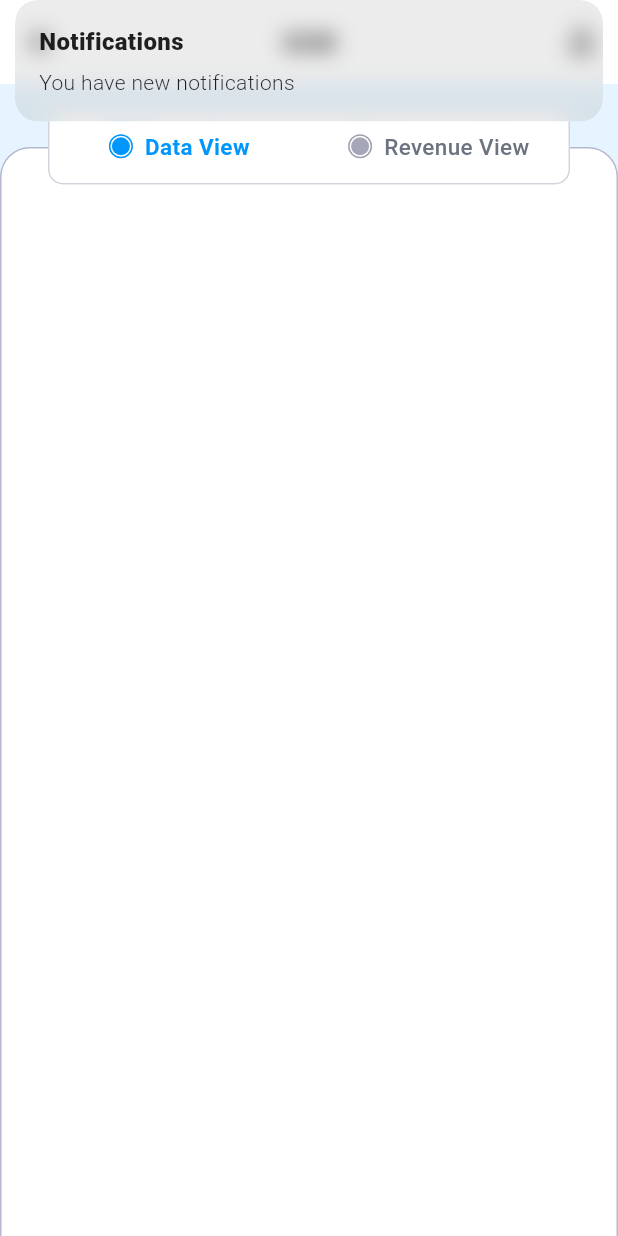
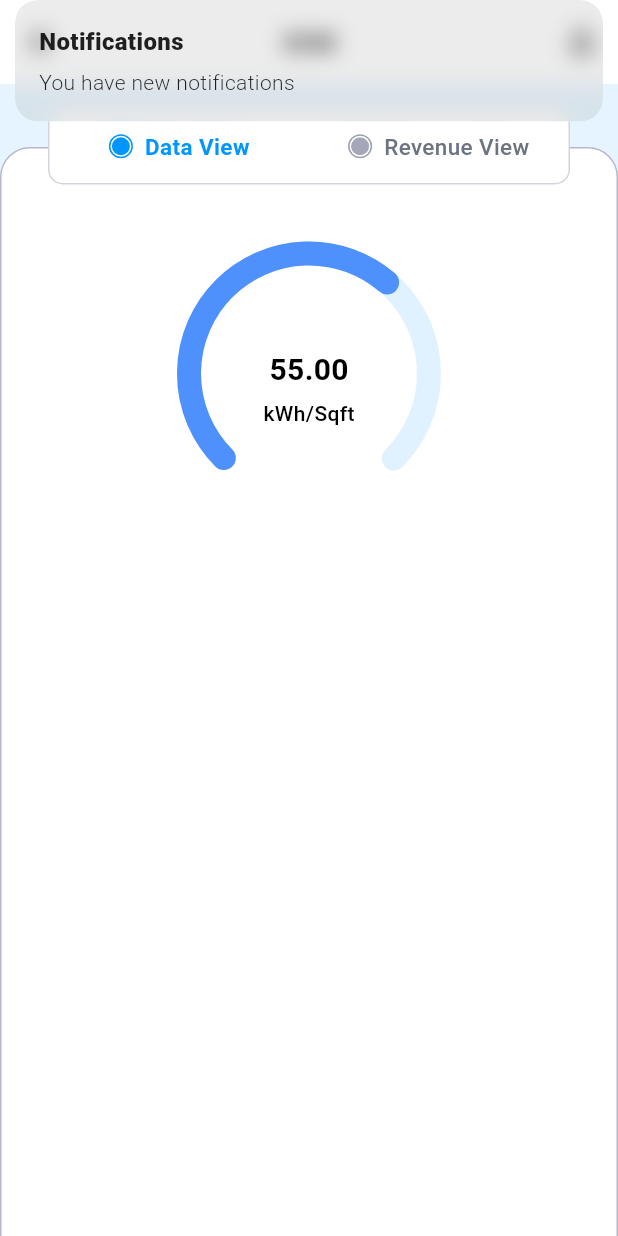
Before and after one commit to Md-Sakibul-Hasan/task_app, a Flutter app: the DataDetailView screen opened directly, after a tap on the "notifications" icon, on a phone screen of 412 x 824 dp. Run offline on Flutter 3.47's test engine with Material 3 defaults, Android fonts, the phone set to English and light mode, and no system bars; our stand-ins replace flutter_svg, get.

Commit message:
create Circular Meter Widget

```diff
--- a/lib/views/data/data_detail_view.dart
+++ b/lib/views/data/data_detail_view.dart
@@ -3,6 +3,7 @@ import 'package:flutter/material.dart';
 import 'package:get/get.dart';
 
 import '../../controllers/data_detail_controller.dart';
+import '../../widgets/circular_meter_widget.dart';
 import '../../widgets/custom_app_bar.dart';
 
 class DataDetailView extends StatelessWidget {
@@ -196,7 +197,7 @@ class DataDetailView extends StatelessWidget {
       constraints: BoxConstraints(
         minHeight: MediaQuery.of(Get.context!).size.height,
       ),
-      padding: const EdgeInsets.fromLTRB(20, 50, 20, 20),
+      padding: const EdgeInsets.fromLTRB(20, 30, 20, 20),
       decoration: BoxDecoration(
         color: Colors.white,
         borderRadius: BorderRadius.circular(20),
@@ -204,6 +205,30 @@ class DataDetailView extends StatelessWidget {
           color: const Color(0xFFB6B8D0),
           width: 1,
         ),
+      ),
+      child: const Column(
+        crossAxisAlignment: CrossAxisAlignment.center,
+        children: [
+          // Circular Progress Meter
+          CircularMeterWidget(
+            progress: 0.65,
+            value: '55.00',
+            unit: 'kWh/Sqft',
+            width: 200,
+            height: 200,
+            backgroundColor: Color(0xFFE0F2FF),
+            progressColor: Color(0xFF4E91FD),
+            strokeWidth: 16,
+            valueFontSize: 20,
+            unitFontSize: 14,
+            valueColor: Colors.black,
+            unitColor: Colors.black,
+            valueFontWeight: FontWeight.bold,
+            unitFontWeight: FontWeight.w500,
+          ),
+          SizedBox(height: 30),
+          // Additional content can go here
+        ],
       ),
     );
   }
@@ -225,97 +250,4 @@ class DataDetailView extends StatelessWidget {
       ),
     );
   }
-
-  Widget _buildDataRow({
-    required String label,
-    required String value,
-    required Color color,
-  }) {
-    return Row(
-      mainAxisAlignment: MainAxisAlignment.spaceBetween,
-      children: [
-        Text(
-          label,
-          style: const TextStyle(
-            color: Colors.grey,
-            fontSize: 14,
-            fontWeight: FontWeight.w500,
-          ),
-        ),
-        Container(
-          padding: const EdgeInsets.symmetric(horizontal: 16, vertical: 8),
-          decoration: BoxDecoration(
-            color: color.withOpacity(0.1),
-            borderRadius: BorderRadius.circular(8),
-            border: Border.all(color: color.withOpacity(0.3), width: 1),
-          ),
-          child: Text(
-            value,
-            style: TextStyle(
-              color: color,
-              fontSize: 16,
-              fontWeight: FontWeight.w600,
-            ),
-          ),
-        ),
-      ],
-    );
-  }
-
-  Widget _buildRevenueCard({
-    required String title,
-    required String amount,
-    required IconData icon,
-    required Color color,
-  }) {
-    return Container(
-      padding: const EdgeInsets.all(16),
-      decoration: BoxDecoration(
-        color: color.withOpacity(0.1),
-        borderRadius: BorderRadius.circular(12),
-        border: Border.all(color: color.withOpacity(0.3), width: 1),
-      ),
-      child: Row(
-        children: [
-          Container(
-            padding: const EdgeInsets.all(12),
-            decoration: BoxDecoration(
-              color: color,
-              borderRadius: BorderRadius.circular(8),
-            ),
-            child: Icon(
-              icon,
-              color: Colors.white,
-              size: 24,
-            ),
-          ),
-          const SizedBox(width: 16),
-          Expanded(
-            child: Column(
-              crossAxisAlignment: CrossAxisAlignment.start,
-              children: [
-                Text(
-                  title,
-                  style: const TextStyle(
-                    color: Colors.grey,
-                    fontSize: 13,
-                    fontWeight: FontWeight.w500,
-                  ),
-                ),
-                const SizedBox(height: 4),
-                Text(
-                  amount,
-                  style: TextStyle(
-                    color: color,
-                    fontSize: 20,
-                    fontWeight: FontWeight.bold,
-                  ),
-                ),
-              ],
-            ),
-          ),
-        ],
-      ),
-    );
-  }
 }
--- /dev/null
+++ b/lib/widgets/circular_meter_widget.dart
@@ -0,0 +1,80 @@
+import 'package:flutter/material.dart';
+import 'semi_circle_meter_painter.dart';
+
+class CircularMeterWidget extends StatelessWidget {
+  final double progress;
+  final String value;
+  final String unit;
+  final Color backgroundColor;
+  final Color progressColor;
+  final double width;
+  final double height;
+  final double strokeWidth;
+  final double valueFontSize;
+  final double unitFontSize;
+  final Color valueColor;
+  final Color unitColor;
+  final FontWeight valueFontWeight;
+  final FontWeight unitFontWeight;
+
+  const CircularMeterWidget({
+    super.key,
+    required this.progress,
+    required this.value,
+    required this.unit,
+    this.backgroundColor = const Color(0xFFE0F2FF),
+    this.progressColor = const Color(0xFF4E91FD),
+    this.width = 200,
+    this.height = 200,
+    this.strokeWidth = 16.0,
+    this.valueFontSize = 20,
+    this.unitFontSize = 14,
+    this.valueColor = Colors.black,
+    this.unitColor = Colors.black,
+    this.valueFontWeight = FontWeight.bold,
+    this.unitFontWeight = FontWeight.w500,
+  });
+
+  @override
+  Widget build(BuildContext context) {
+    return SizedBox(
+      width: width,
+      height: height,
+      child: CustomPaint(
+        painter: SemiCircleMeterPainter(
+          progress: progress,
+          backgroundColor: backgroundColor,
+          progressColor: progressColor,
+          strokeWidth: strokeWidth,
+        ),
+        child: Center(
+          child: Padding(
+            padding: const EdgeInsets.only(top: 60),
+            child: Column(
+              mainAxisSize: MainAxisSize.min,
+              children: [
+                Text(
+                  value,
+                  style: TextStyle(
+                    color: valueColor,
+                    fontSize: valueFontSize,
+                    fontWeight: valueFontWeight,
+                  ),
+                ),
+                const SizedBox(height: 4),
+                Text(
+                  unit,
+                  style: TextStyle(
+                    color: unitColor,
+                    fontSize: unitFontSize,
+                    fontWeight: unitFontWeight,
+                  ),
+                ),
+              ],
+            ),
+          ),
+        ),
+      ),
+    );
+  }
+}
--- /dev/null
+++ b/lib/widgets/semi_circle_meter_painter.dart
@@ -0,0 +1,59 @@
+import 'package:flutter/material.dart';
+
+// Custom Painter for Semi-Circle Meter
+class SemiCircleMeterPainter extends CustomPainter {
+  final double progress;
+  final Color backgroundColor;
+  final Color progressColor;
+  final double strokeWidth;
+
+  SemiCircleMeterPainter({
+    required this.progress,
+    required this.backgroundColor,
+    required this.progressColor,
+    this.strokeWidth = 16.0,
+  });
+
+  @override
+  void paint(Canvas canvas, Size size) {
+    final center = Offset(size.width / 2, size.height / 2 + 20);
+    final radius = size.width / 2 - 20;
+
+    // Define the arc span (270 degrees = 4.71 radians)
+    const startAngle = 2.36; // Start at about 135 degrees (bottom-left)
+    const sweepAngle = 4.71; // 270 degrees total arc
+
+    // Draw background arc (light blue)
+    final backgroundPaint = Paint()
+      ..color = backgroundColor
+      ..style = PaintingStyle.stroke
+      ..strokeWidth = strokeWidth
+      ..strokeCap = StrokeCap.round;
+
+    canvas.drawArc(
+      Rect.fromCircle(center: center, radius: radius),
+      startAngle,
+      sweepAngle,
+      false,
+      backgroundPaint,
+    );
+
+    // Draw progress arc (blue)
+    final progressPaint = Paint()
+      ..color = progressColor
+      ..style = PaintingStyle.stroke
+      ..strokeWidth = strokeWidth
+      ..strokeCap = StrokeCap.round;
+
+    canvas.drawArc(
+      Rect.fromCircle(center: center, radius: radius),
+      startAngle,
+      sweepAngle * progress, // Draw progress portion
+      false,
+      progressPaint,
+    );
+  }
+
+  @override
+  bool shouldRepaint(covariant CustomPainter oldDelegate) => true;
+}
```
